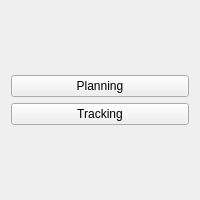
Old version of the form pomodorowidget.ui in the repository Ajiperuyellow/pomodoro.
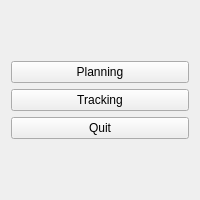
New version of the form.

The edit to the form file:
```diff
--- a/pomodorowidget.ui
+++ b/pomodorowidget.ui
@@ -30,6 +30,13 @@
        </property>
       </widget>
      </item>
+     <item>
+      <widget class="QPushButton" name="quit_button">
+       <property name="text">
+        <string>Quit</string>
+       </property>
+      </widget>
+     </item>
     </layout>
    </item>
   </layout>
```
